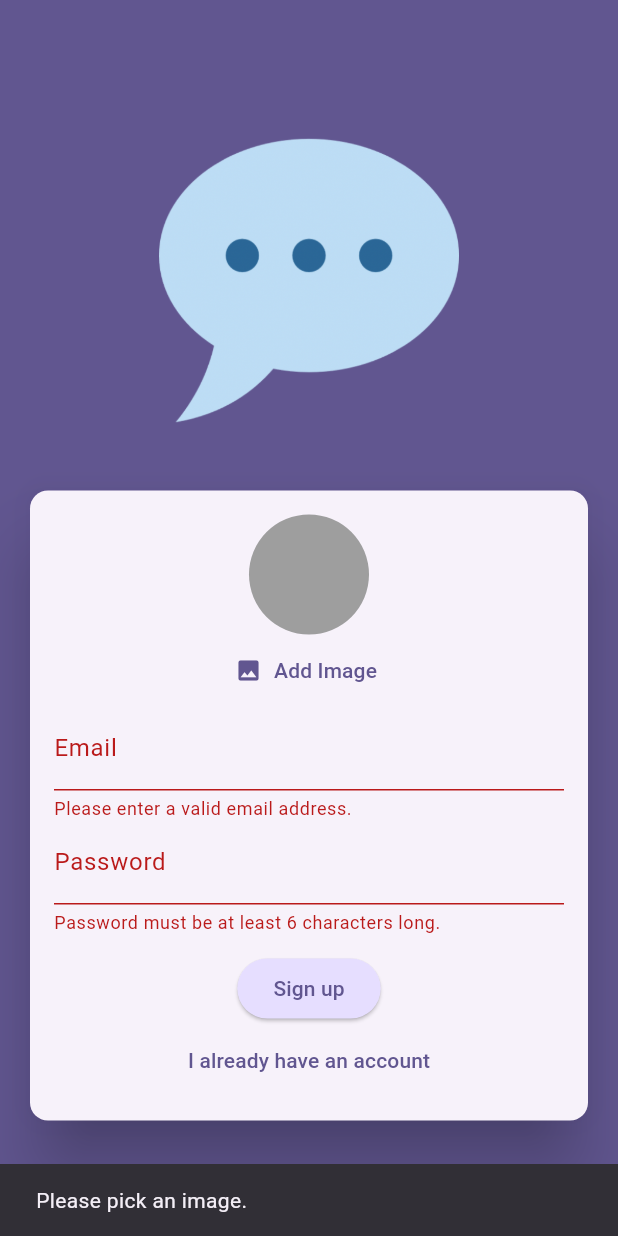
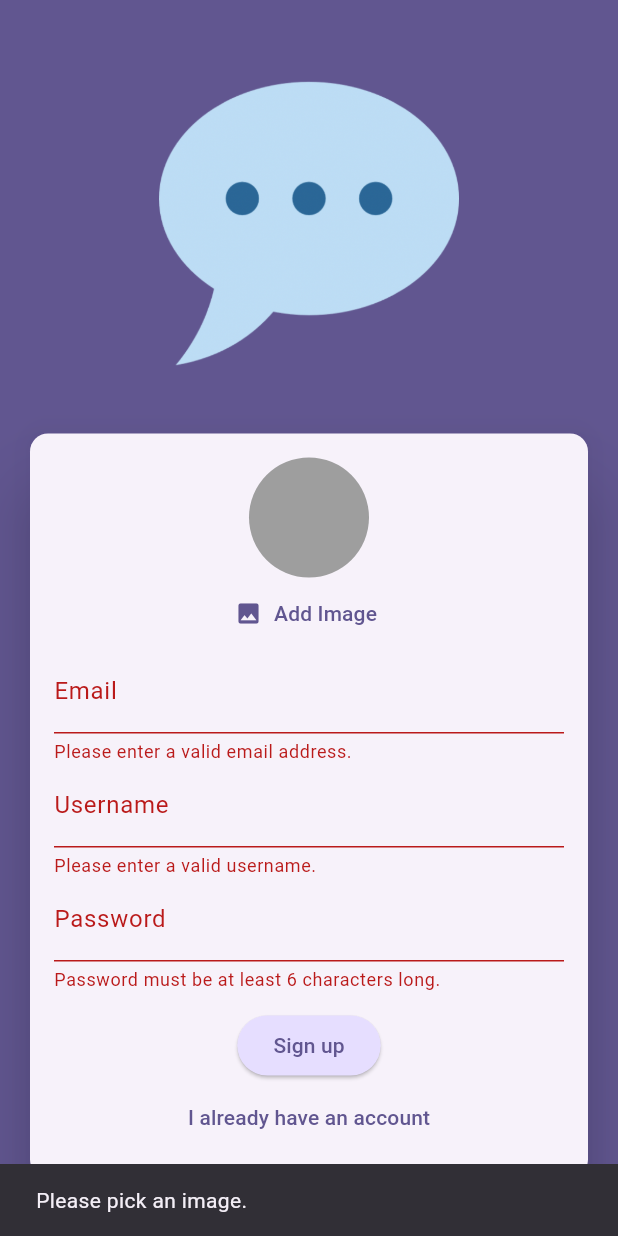
Before and after one commit to MoldyHacker/flutter_chat_app, a Flutter app: the screen it shows after launch, after a tap on "Login", after a tap on "Create new account", after a tap on "Sign up", on a phone screen of 412 x 824 dp. Run offline on Flutter 3.47's test engine with Material 3 defaults, Android fonts, the phone set to English and light mode, and no system bars; our stand-ins replace cloud_firestore, firebase_auth, firebase_core, firebase_storage, image_picker; accounts and stored records are empty.

Commit message:
Add username field to registration form

```diff
--- a/lib/screens/auth.dart
+++ b/lib/screens/auth.dart
@@ -22,6 +22,7 @@ class _AuthScreenState extends State<AuthScreen> {
   var _isLogin = true;
   var _enteredEmail = '';
   var _enteredPassword = '';
+  var _enteredUsername = '';
   File? _selectedImage;
   var _isAuthenticating = false;
 
@@ -66,7 +67,7 @@ class _AuthScreenState extends State<AuthScreen> {
             .collection('users')
             .doc(userCredentials.user!.uid)
             .set({
-          'username': 'to be done...',
+          'username': _enteredUsername,
           'email': _enteredEmail,
           'image_url': imageUrl,
         });
@@ -145,6 +146,24 @@ class _AuthScreenState extends State<AuthScreen> {
                               _enteredEmail = value!;
                             },
                           ),
+                          if (!_isLogin)
+                            TextFormField(
+                              decoration: const InputDecoration(
+                                labelText: 'Username',
+                              ),
+                              enableSuggestions: false,
+                              validator: (value) {
+                                if (value == null ||
+                                    value.trim().isEmpty ||
+                                    value.trim().length < 4) {
+                                  return 'Please enter a valid username.';
+                                }
+                                return null;
+                              },
+                              onSaved: (value) {
+                                _enteredUsername = value!;
+                              },
+                            ),
                           TextFormField(
                             decoration: const InputDecoration(
                               labelText: 'Password',
```
